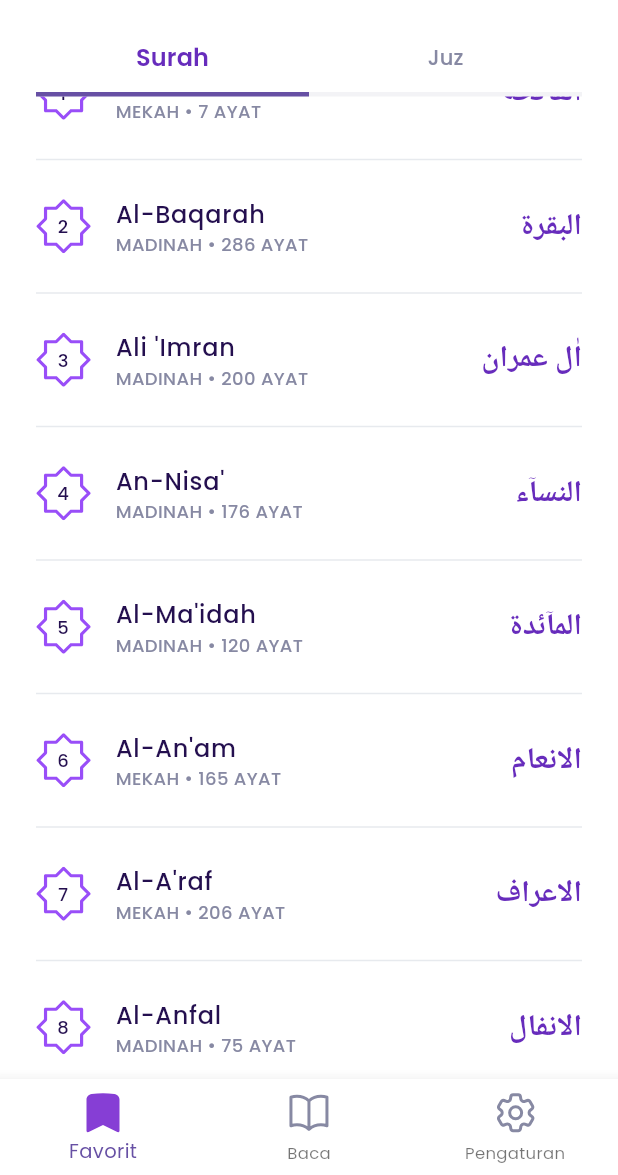
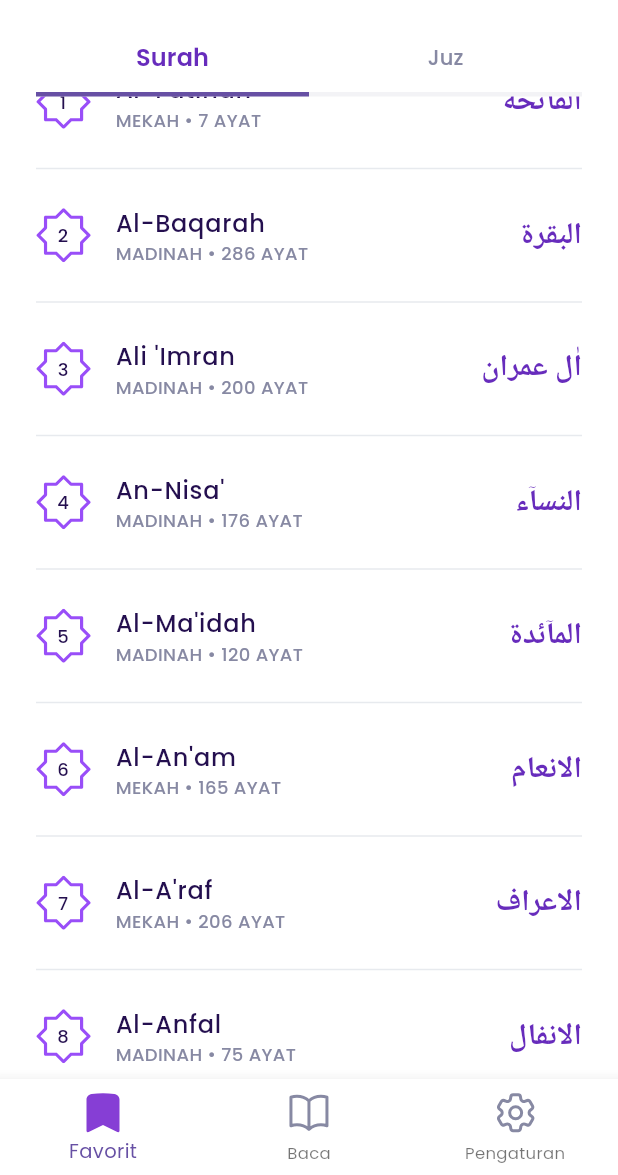
Before and after one commit to moktavizen/uni, a Flutter app: the screen it shows after launch, scrolled down 300 dp, on a phone screen of 412 x 824 dp, the part 61-1236 px from its top. Run offline on Flutter 3.47's test engine with Material 3 defaults, Android fonts, the phone set to English and light mode, and no system bars; our stand-ins replace flutter_svg, google_fonts; Roboto replaces fonts that are missing (Amiri).

Commit message:
adjust padding

```diff
--- a/d3/pa/equran/lib/screens/read_screen.dart
+++ b/d3/pa/equran/lib/screens/read_screen.dart
@@ -207,7 +207,7 @@ class LastRead extends StatelessWidget {
                   ),
                 ],
               ),
-              const SizedBox(height: 20),
+              const SizedBox(height: 25),
               Text(
                 'Al-Fatihah',
                 style: GoogleFonts.poppins(
--- a/d3/pa/equran/lib/tabs/surah_tab.dart
+++ b/d3/pa/equran/lib/tabs/surah_tab.dart
@@ -20,9 +20,8 @@ class SurahTab extends StatelessWidget {
       future: _getSurahList(),
       builder: ((context, snapshot) {
         if (snapshot.hasData) {
-          return Padding(
-            padding: const EdgeInsets.symmetric(vertical: 10),
-            child: ListView.separated(
+          return ListView.separated(
+            padding: const EdgeInsets.symmetric(vertical: 16),
             itemBuilder: (context, index) {
               Surah surah = snapshot.data!.elementAt(index);
 
@@ -35,7 +34,6 @@ class SurahTab extends StatelessWidget {
               );
             },
             itemCount: snapshot.data!.length,
-            ),
           );
         }
 
```
Lines whose indentation alone changed are shown as unchanged.
